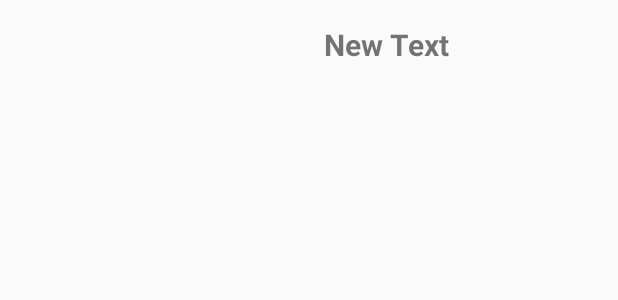
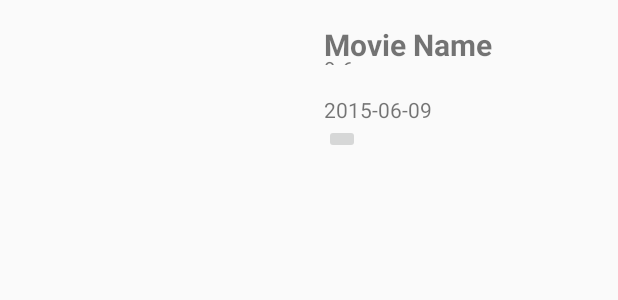
Before and after one commit to jain2015/demo, an Android app: the layout content_detail.xml on its own in the app's theme, with its tools: preview values and no code run, on a phone screen of 412 x 824 dp. Shown: the top 300 px of the screen. Run offline under Robolectric (Android 15) with nearby library versions, the phone set to English and light mode, and no system bars.

Commit message:
movie app changes

```diff
--- a/ThemovieApplication/app/src/main/java/com/example/priyanka/themovieapplication/Adapter.java
+++ b/ThemovieApplication/app/src/main/java/com/example/priyanka/themovieapplication/Adapter.java
@@ -6,7 +6,6 @@ import android.view.LayoutInflater;
 import android.view.View;
 import android.view.ViewGroup;
 import android.widget.ArrayAdapter;
-import android.widget.GridView;
 import android.widget.ImageView;
 import com.example.priyanka.themovieapplication.model.Movie;
 import com.squareup.picasso.Picasso;
--- a/ThemovieApplication/app/src/main/java/com/example/priyanka/themovieapplication/MainActivity.java
+++ b/ThemovieApplication/app/src/main/java/com/example/priyanka/themovieapplication/MainActivity.java
@@ -41,11 +41,11 @@ public class MainActivity extends AppCompatActivity {
 
         gv.setOnItemClickListener(new AdapterView.OnItemClickListener() {
             final String EXTRA_TEXT= "id";
+
             @Override
             public void onItemClick(AdapterView<?> parent, View view, int position, long id) {
                 Movie movie = (Movie) gv.getAdapter().getItem(position);
-                Intent intent = new Intent(MainActivity.this, DetailActivity.class);
-                intent.putExtra(EXTRA_TEXT,movie.getId());
+                Intent intent = new Intent(getApplicationContext(), DetailActivity.class).putExtra(EXTRA_TEXT,movie.getId());
                 startActivity(intent);
             }
         });
@@ -83,7 +83,6 @@ public class MainActivity extends AppCompatActivity {
 
         @Override
         protected ArrayList<Movie> doInBackground(Void... params) {
-
             MovieService movie_service = new MovieService();
             return movie_service.getMovieData();
 
--- a/ThemovieApplication/app/src/main/java/com/example/priyanka/themovieapplication/model/Movie.java
+++ b/ThemovieApplication/app/src/main/java/com/example/priyanka/themovieapplication/model/Movie.java
@@ -6,16 +6,16 @@ public class Movie {
 
     private String posterimage;
     private String name;
-    private int id;
+    private String id;
     private String overview;
     private String releaseDate;
     private String rating;
 
-    public int getId() {
+    public String getId() {
         return id;
     }
 
-    public void setId(int id) {
+    public void setId(String id) {
         this.id = id;
     }
 
--- a/ThemovieApplication/app/src/main/res/layout/content_detail.xml
+++ b/ThemovieApplication/app/src/main/res/layout/content_detail.xml
@@ -23,11 +23,37 @@
     <TextView
         android:layout_width="wrap_content"
         android:layout_height="wrap_content"
-        android:text="New Text"
+        android:text="Movie Name"
         android:id="@+id/detailTitle"
         android:layout_alignParentTop="true"
         android:layout_toRightOf="@+id/detailImageView"
-        android:layout_toEndOf="@+id/detailImageView"
         android:textSize="20dp"
         android:textStyle="bold" />
+
+    <TextView
+        android:layout_width="wrap_content"
+        android:layout_height="wrap_content"
+        android:text="9.6"
+        android:id="@+id/detailRating"
+        android:layout_toRightOf="@+id/detailImageView"
+        android:layout_alignBottom="@+id/detailTitle"
+        android:layout_marginTop="20dp" />
+
+    <TextView
+        android:layout_width="wrap_content"
+        android:layout_height="wrap_content"
+        android:text="2015-06-09"
+        android:id="@+id/detailReleaseDate"
+        android:layout_below="@+id/detailRating"
+        android:layout_toRightOf="@+id/detailImageView"
+        android:layout_marginTop="20dp" />
+
+    <ImageButton
+        android:layout_width="wrap_content"
+        android:layout_height="wrap_content"
+        android:id="@+id/imageButton"
+        android:layout_below="@+id/detailReleaseDate"
+        android:layout_toRightOf="@+id/detailImageView"
+        android:layout_toEndOf="@+id/detailImageView" />
+
 </RelativeLayout>
```
Also changed, not shown: ThemovieApplication/app/src/main/java/com/example/priyanka/themovieapplication/DetailActivity.java (+63 -34 lines), ThemovieApplication/app/src/main/java/com/example/priyanka/themovieapplication/service/MovieService.java (+56 -32 lines).
